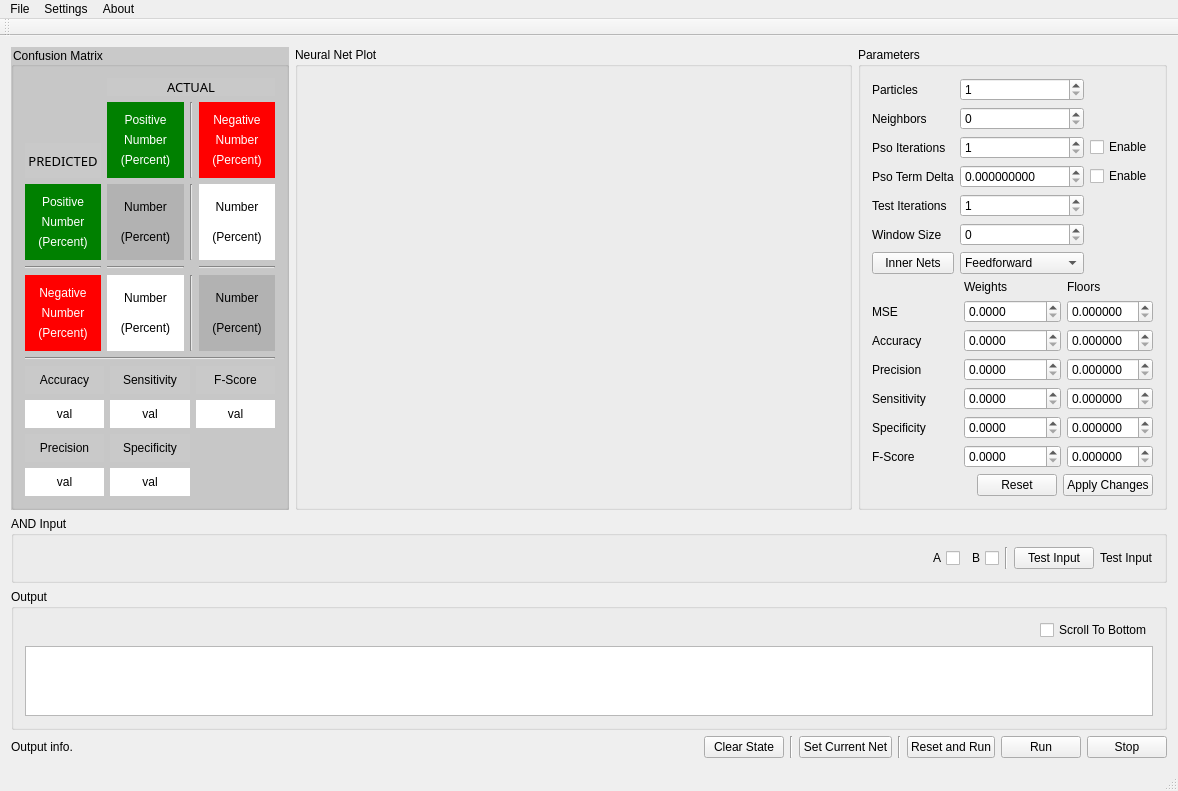
This is frontend/mainwindow.ui in wboler05/pso_neural_net as Qt 5 draws it before an edit. The edited form follows.
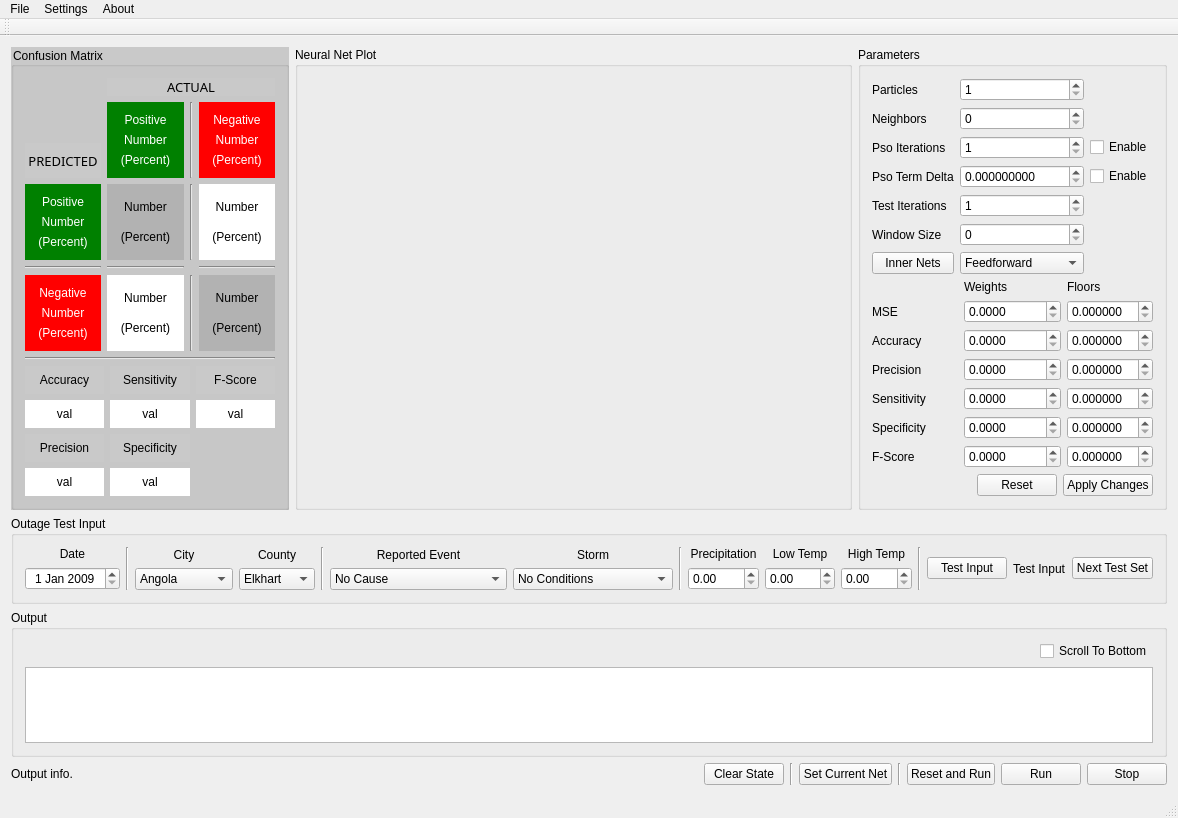
This is the edited form. Custom widgets are drawn as their Qt base class.

Commit message: Added input GUI items for new data types.

```diff
--- a/frontend/mainwindow.ui
+++ b/frontend/mainwindow.ui
@@ -7,14 +7,14 @@
     <x>0</x>
     <y>0</y>
     <width>1178</width>
-    <height>780</height>
+    <height>818</height>
    </rect>
   </property>
   <property name="windowTitle">
    <string>MainWindow</string>
   </property>
   <widget class="QWidget" name="centralWidget">
-   <layout class="QVBoxLayout" name="verticalLayout_14">
+   <layout class="QVBoxLayout" name="verticalLayout_21">
     <item>
      <layout class="QHBoxLayout" name="horizontalLayout_5" stretch="5,10,2">
       <item>
@@ -991,45 +991,439 @@
      </layout>
     </item>
     <item>
-     <widget class="QGroupBox" name="groupBox">
+     <widget class="QGroupBox" name="OutageInputBox">
       <property name="title">
-       <string>AND Input</string>
+       <string>Outage Test Input</string>
       </property>
-      <layout class="QHBoxLayout" name="horizontalLayout_4">
+      <layout class="QHBoxLayout" name="horizontalLayout_7" stretch="20,1,2">
        <item>
-        <layout class="QGridLayout" name="gridLayout_3">
-         <item row="0" column="1">
-          <widget class="QCheckBox" name="a_cb">
-           <property name="layoutDirection">
-            <enum>Qt::RightToLeft</enum>
+        <layout class="QHBoxLayout" name="horizontalLayout_4">
+         <item>
+          <layout class="QVBoxLayout" name="verticalLayout_8">
+           <item>
+            <widget class="QLabel" name="label_16">
+             <property name="text">
+              <string>Date</string>
+             </property>
+             <property name="alignment">
+              <set>Qt::AlignCenter</set>
+             </property>
+            </widget>
+           </item>
+           <item>
+            <widget class="QDateEdit" name="inputDate">
+             <property name="alignment">
+              <set>Qt::AlignCenter</set>
+             </property>
+             <property name="dateTime">
+              <datetime>
+               <hour>0</hour>
+               <minute>0</minute>
+               <second>0</second>
+               <year>2009</year>
+               <month>1</month>
+               <day>1</day>
+              </datetime>
+             </property>
+             <property name="maximumDateTime">
+              <datetime>
+               <hour>23</hour>
+               <minute>59</minute>
+               <second>59</second>
+               <year>2015</year>
+               <month>12</month>
+               <day>31</day>
+              </datetime>
+             </property>
+             <property name="minimumDate">
+              <date>
+               <year>2009</year>
+               <month>1</month>
+               <day>1</day>
+              </date>
+             </property>
+            </widget>
+           </item>
+          </layout>
+         </item>
+         <item>
+          <widget class="Line" name="line_6">
+           <property name="orientation">
+            <enum>Qt::Vertical</enum>
            </property>
-           <property name="text">
-            <string>A</string>
-           </property>
           </widget>
          </item>
-         <item row="0" column="2">
-          <widget class="QCheckBox" name="b_cb">
-           <property name="layoutDirection">
-            <enum>Qt::RightToLeft</enum>
+         <item>
+          <layout class="QVBoxLayout" name="verticalLayout_14">
+           <item>
+            <widget class="QLabel" name="label_15">
+             <property name="text">
+              <string>City</string>
+             </property>
+             <property name="alignment">
+              <set>Qt::AlignCenter</set>
+             </property>
+            </widget>
+           </item>
+           <item>
+            <widget class="QComboBox" name="inputCity_cb">
+             <item>
+              <property name="text">
+               <string>Angola</string>
+              </property>
+             </item>
+             <item>
+              <property name="text">
+               <string>Crown Point</string>
+              </property>
+             </item>
+             <item>
+              <property name="text">
+               <string>Gary</string>
+              </property>
+             </item>
+             <item>
+              <property name="text">
+               <string>Goshen</string>
+              </property>
+             </item>
+             <item>
+              <property name="text">
+               <string>Hammond</string>
+              </property>
+             </item>
+             <item>
+              <property name="text">
+               <string>Laporte</string>
+              </property>
+             </item>
+             <item>
+              <property name="text">
+               <string>Monticello</string>
+              </property>
+             </item>
+             <item>
+              <property name="text">
+               <string>Plymouth</string>
+              </property>
+             </item>
+             <item>
+              <property name="text">
+               <string>Valparaiso</string>
+              </property>
+             </item>
+            </widget>
+           </item>
+          </layout>
+         </item>
+         <item>
+          <layout class="QVBoxLayout" name="verticalLayout_15">
+           <item>
+            <widget class="QLabel" name="label_17">
+             <property name="text">
+              <string>County</string>
+             </property>
+             <property name="alignment">
+              <set>Qt::AlignCenter</set>
+             </property>
+            </widget>
+           </item>
+           <item>
+            <widget class="QComboBox" name="inputCount_cb">
+             <item>
+              <property name="text">
+               <string>Elkhart</string>
+              </property>
+             </item>
+             <item>
+              <property name="text">
+               <string>La Porte</string>
+              </property>
+             </item>
+             <item>
+              <property name="text">
+               <string>Lake</string>
+              </property>
+             </item>
+             <item>
+              <property name="text">
+               <string>Marshall</string>
+              </property>
+             </item>
+             <item>
+              <property name="text">
+               <string>Porter</string>
+              </property>
+             </item>
+             <item>
+              <property name="text">
+               <string>Steuben</string>
+              </property>
+             </item>
+             <item>
+              <property name="text">
+               <string>White</string>
+              </property>
+             </item>
+            </widget>
+           </item>
+          </layout>
+         </item>
+         <item>
+          <widget class="Line" name="line_7">
+           <property name="orientation">
+            <enum>Qt::Vertical</enum>
            </property>
-           <property name="text">
-            <string>B</string>
-           </property>
           </widget>
          </item>
-         <item row="0" column="0">
-          <spacer name="horizontalSpacer_3">
+         <item>
+          <layout class="QVBoxLayout" name="verticalLayout_16">
+           <item>
+            <widget class="QLabel" name="label_18">
+             <property name="text">
+              <string>Reported Event</string>
+             </property>
+             <property name="alignment">
+              <set>Qt::AlignCenter</set>
+             </property>
+            </widget>
+           </item>
+           <item>
+            <widget class="QComboBox" name="reportedEvent_cb">
+             <item>
+              <property name="text">
+               <string>No Cause</string>
+              </property>
+             </item>
+             <item>
+              <property name="text">
+               <string>210 - Tree Fell - Naturally</string>
+              </property>
+             </item>
+             <item>
+              <property name="text">
+               <string>211 - Tree Fell - Storm</string>
+              </property>
+             </item>
+             <item>
+              <property name="text">
+               <string>220 - Tree Grow - Naturally</string>
+              </property>
+             </item>
+             <item>
+              <property name="text">
+               <string>230 - Unknown</string>
+              </property>
+             </item>
+             <item>
+              <property name="text">
+               <string>291 - Weather</string>
+              </property>
+             </item>
+             <item>
+              <property name="text">
+               <string>320 - Snow</string>
+              </property>
+             </item>
+             <item>
+              <property name="text">
+               <string>340 - Tornado</string>
+              </property>
+             </item>
+             <item>
+              <property name="text">
+               <string>310 - Lightning</string>
+              </property>
+             </item>
+            </widget>
+           </item>
+          </layout>
+         </item>
+         <item>
+          <layout class="QVBoxLayout" name="verticalLayout_17">
+           <item>
+            <widget class="QLabel" name="label_20">
+             <property name="text">
+              <string>Storm</string>
+             </property>
+             <property name="alignment">
+              <set>Qt::AlignCenter</set>
+             </property>
+            </widget>
+           </item>
+           <item>
+            <widget class="QComboBox" name="storm_cb">
+             <item>
+              <property name="text">
+               <string>No Conditions</string>
+              </property>
+             </item>
+             <item>
+              <property name="text">
+               <string>Blizzard</string>
+              </property>
+             </item>
+             <item>
+              <property name="text">
+               <string>Coastal Flood</string>
+              </property>
+             </item>
+             <item>
+              <property name="text">
+               <string>Dense Fog</string>
+              </property>
+             </item>
+             <item>
+              <property name="text">
+               <string>Dust Devil</string>
+              </property>
+             </item>
+             <item>
+              <property name="text">
+               <string>Excessive Heat</string>
+              </property>
+             </item>
+             <item>
+              <property name="text">
+               <string>Extreme Cold/wind Chill</string>
+              </property>
+             </item>
+             <item>
+              <property name="text">
+               <string>Flash Flood</string>
+              </property>
+             </item>
+             <item>
+              <property name="text">
+               <string>Flood</string>
+              </property>
+             </item>
+             <item>
+              <property name="text">
+               <string>Funnel Cloud</string>
+              </property>
+             </item>
+             <item>
+              <property name="text">
+               <string>Hail</string>
+              </property>
+             </item>
+             <item>
+              <property name="text">
+               <string>Heavy Rain</string>
+              </property>
+             </item>
+             <item>
+              <property name="text">
+               <string>Heavy Snow</string>
+              </property>
+             </item>
+             <item>
+              <property name="text">
+               <string>High Wind</string>
+              </property>
+             </item>
+             <item>
+              <property name="text">
+               <string>Ice Storm</string>
+              </property>
+             </item>
+             <item>
+              <property name="text">
+               <string>Lake-effect Snow</string>
+              </property>
+             </item>
+             <item>
+              <property name="text">
+               <string>Lightning</string>
+              </property>
+             </item>
+             <item>
+              <property name="text">
+               <string>Rip Current</string>
+              </property>
+             </item>
+             <item>
+              <property name="text">
+               <string>Strong Winds</string>
+              </property>
+             </item>
+             <item>
+              <property name="text">
+               <string>Thunderstorm Wind</string>
+              </property>
+             </item>
+             <item>
+              <property name="text">
+               <string>Winter Storm</string>
+              </property>
+             </item>
+             <item>
+              <property name="text">
+               <string>Winter Weather</string>
+              </property>
+             </item>
+            </widget>
+           </item>
+          </layout>
+         </item>
+         <item>
+          <widget class="Line" name="line_13">
            <property name="orientation">
-            <enum>Qt::Horizontal</enum>
+            <enum>Qt::Vertical</enum>
            </property>
-           <property name="sizeHint" stdset="0">
-            <size>
-             <width>40</width>
-             <height>20</height>
-            </size>
-           </property>
-          </spacer>
+          </widget>
+         </item>
+         <item>
+          <layout class="QVBoxLayout" name="verticalLayout_18">
+           <item>
+            <widget class="QLabel" name="label_25">
+             <property name="text">
+              <string>Precipitation</string>
+             </property>
+             <property name="alignment">
+              <set>Qt::AlignCenter</set>
+             </property>
+            </widget>
+           </item>
+           <item>
+            <widget class="QDoubleSpinBox" name="precipitation_dsb"/>
+           </item>
+          </layout>
+         </item>
+         <item>
+          <layout class="QVBoxLayout" name="verticalLayout_19">
+           <item>
+            <widget class="QLabel" name="label_26">
+             <property name="text">
+              <string>Low Temp</string>
+             </property>
+             <property name="alignment">
+              <set>Qt::AlignCenter</set>
+             </property>
+            </widget>
+           </item>
+           <item>
+            <widget class="QDoubleSpinBox" name="lo_temp_dsb"/>
+           </item>
+          </layout>
+         </item>
+         <item>
+          <layout class="QVBoxLayout" name="verticalLayout_20">
+           <item>
+            <widget class="QLabel" name="label_27">
+             <property name="text">
+              <string>High Temp</string>
+             </property>
+             <property name="alignment">
+              <set>Qt::AlignCenter</set>
+             </property>
+            </widget>
+           </item>
+           <item>
+            <widget class="QDoubleSpinBox" name="hi_temp_dsb"/>
+           </item>
+          </layout>
          </item>
         </layout>
        </item>
@@ -1068,6 +1462,13 @@
            </property>
           </widget>
          </item>
+         <item>
+          <widget class="QPushButton" name="pushButton">
+           <property name="text">
+            <string>Next Test Set</string>
+           </property>
+          </widget>
+         </item>
         </layout>
        </item>
       </layout>
```
Left out of the diff: 2 changed lines with no effect on the pictures. The commit also changes 5 other files.
